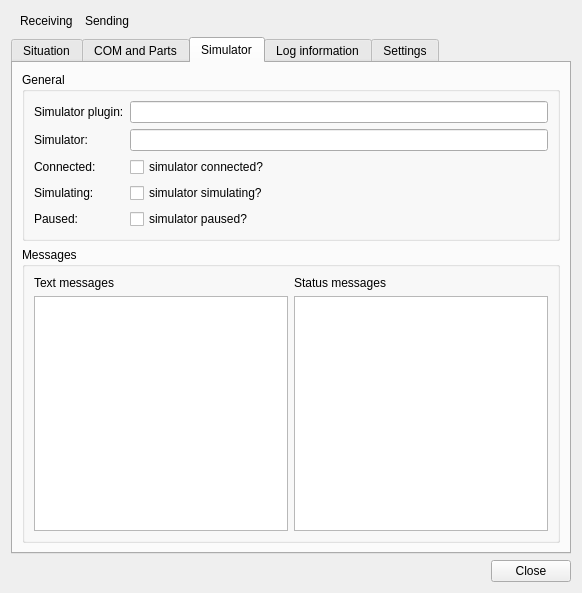
Above: src/plugins/simulator/emulated/simulatoremulatedmonitordialog.ui from swift-project/pilotclient before the change. Below: the same form after it.
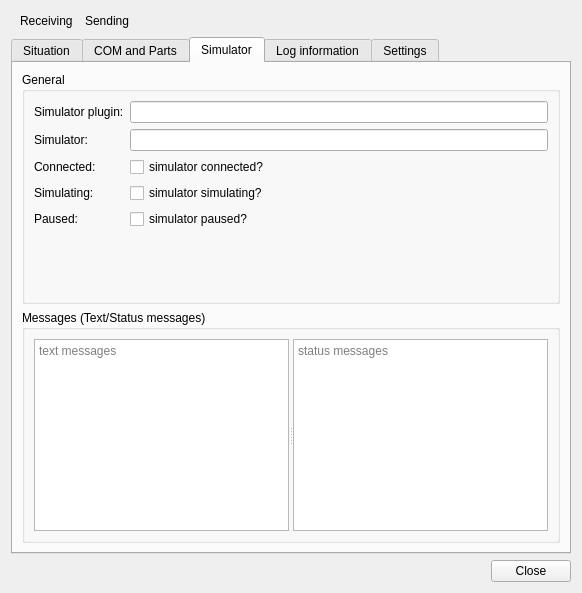
That is the form after the change. The open tabs and pages were chosen to show the change. Custom widgets are drawn as their Qt base class.

Commit message: Emulated driver UI, messages in splitter

Patch:
```diff
--- a/src/plugins/simulator/emulated/simulatoremulatedmonitordialog.ui
+++ b/src/plugins/simulator/emulated/simulatoremulatedmonitordialog.ui
@@ -251,20 +251,14 @@
        <item>
         <widget class="QGroupBox" name="gb_Messages">
          <property name="title">
-          <string>Messages</string>
+          <string>Messages (Text/Status messages)</string>
          </property>
-         <layout class="QGridLayout" name="gl_Messages">
-          <item row="1" column="1">
-           <widget class="QPlainTextEdit" name="pte_StatusMessages">
-            <property name="documentTitle">
-             <string>Received status messages</string>
+         <layout class="QVBoxLayout" name="verticalLayout">
+          <item>
+           <widget class="QSplitter" name="splitter_Messages">
+            <property name="orientation">
+             <enum>Qt::Horizontal</enum>
             </property>
-            <property name="readOnly">
-             <bool>true</bool>
-            </property>
-           </widget>
-          </item>
-          <item row="1" column="0">
            <widget class="QPlainTextEdit" name="pte_TextMessages">
             <property name="documentTitle">
              <string>Received text messages</string>
@@ -272,20 +266,24 @@
             <property name="readOnly">
              <bool>true</bool>
             </property>
-           </widget>
-          </item>
-          <item row="0" column="0">
-           <widget class="QLabel" name="lbl_TextMessages">
-            <property name="text">
-             <string>Text messages</string>
-            </property>
-           </widget>
-          </item>
-          <item row="0" column="1">
-           <widget class="QLabel" name="lbl_StatusMessages">
-            <property name="text">
-             <string>Status messages</string>
-            </property>
+             <property name="placeholderText">
+              <string>text messages</string>
+             </property>
+            </widget>
+            <widget class="QPlainTextEdit" name="pte_StatusMessages">
+             <property name="whatsThis">
+              <string>status messages</string>
+             </property>
+             <property name="documentTitle">
+              <string>Received status messages</string>
+             </property>
+             <property name="readOnly">
+              <bool>true</bool>
+             </property>
+             <property name="placeholderText">
+              <string>status messages</string>
+             </property>
+            </widget>
            </widget>
           </item>
          </layout>
```
Left out of the diff: 29 changed lines with no effect on the pictures. Lines whose indentation alone changed are shown as unchanged.
